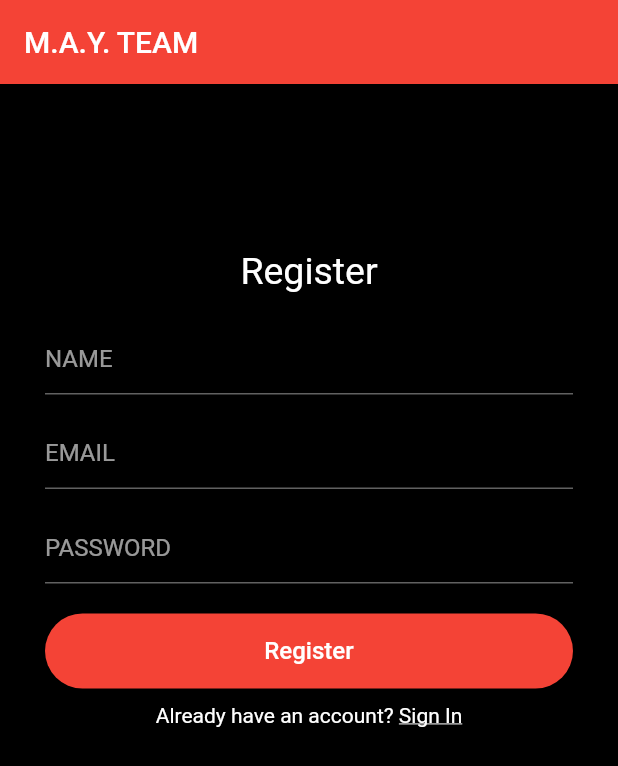
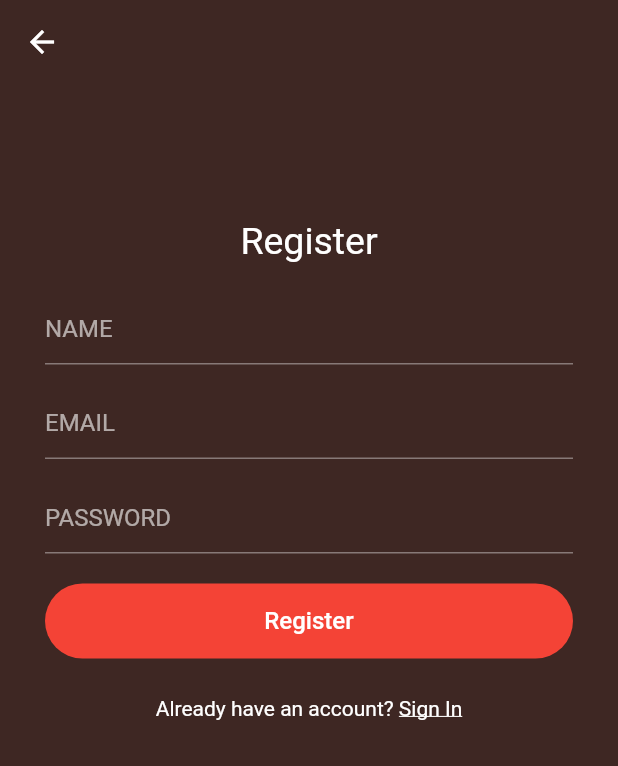
Before and after one commit to battletech45/MayTeam, a Flutter app: the RegisterPage screen opened directly, on a phone screen of 412 x 824 dp. Shown: the top 766 px of the screen. Run offline on Flutter 3.47's test engine with Material 2 defaults, Android fonts, the phone set to English and light mode, and no system bars; our stand-ins replace cloud_firestore, firebase_auth, firebase_core, shared_preferences; accounts and stored records are empty.

Commit message:
appbar changed and code refactored

```diff
--- a/lib/MAYteam/SignUpPage.dart
+++ b/lib/MAYteam/SignUpPage.dart
@@ -1,6 +1,7 @@
 import 'package:flutter/material.dart';
 import 'package:flutter/gestures.dart';
 import 'package:flutter_app/MAYteam/LoginPage.dart';
+import 'package:flutter_app/MAYteam/main.dart';
 import 'SideFunctions.dart';
 import 'Auth_functions.dart';
 import 'GameGroupPage.dart';
@@ -51,26 +52,27 @@ class _RegisterPageState extends State<RegisterPage> {
   Widget build(BuildContext context) {
     return Scaffold(
       appBar: AppBar(
-        title: Text('M.A.Y. TEAM'),
-        backgroundColor: Colors.red,
+        elevation: 0.0,
+        backgroundColor: Colors.brown[900],
+        leading: IconButton(
+          icon: Icon(Icons.arrow_back, color: Colors.white),
+          onPressed: () => Navigator.of(context).pushReplacement(MaterialPageRoute(builder: (context) => MyApp()),
+          ),
+        ),
       ),
       body: Form(
           key: _formKey,
           child: Container(
-            color: Colors.black,
+            alignment: Alignment.center,
+            color: Colors.brown[900],
             child: ListView(
-              padding: EdgeInsets.symmetric(horizontal: 30.0, vertical: 80.0),
+              padding: EdgeInsets.symmetric(horizontal: 30.0, vertical: 60.0),
               children: <Widget>[
                 Column(
-                  mainAxisAlignment: MainAxisAlignment.center,
-                  crossAxisAlignment: CrossAxisAlignment.center,
                   children: <Widget>[
                     SizedBox(height: 30.0),
-
                     Text("Register", style: TextStyle(color: Colors.white, fontSize: 25.0)),
-
                     SizedBox(height: 20.0),
-
                     TextFormField(
                       decoration: InputDecoration(
                         hintText: 'NAME'
@@ -82,9 +84,7 @@ class _RegisterPageState extends State<RegisterPage> {
                         });
                       },
                     ),
-
                     SizedBox(height: 15.0),
-
                     TextFormField(
                       decoration: InputDecoration(
                         hintText: 'EMAIL',
@@ -99,9 +99,7 @@ class _RegisterPageState extends State<RegisterPage> {
                         });
                       },
                     ),
-
                     SizedBox(height: 15.0),
-
                     TextFormField(
                       decoration: InputDecoration(
                         hintText: 'PASSWORD'
@@ -114,9 +112,7 @@ class _RegisterPageState extends State<RegisterPage> {
                         });
                       },
                     ),
-
                     SizedBox(height: 20.0),
-
                     SizedBox(
                       width: double.infinity,
                       height: 50.0,
@@ -130,9 +126,7 @@ class _RegisterPageState extends State<RegisterPage> {
                           }
                       ),
                     ),
-
-                    SizedBox(height: 10.0),
-
+                    SizedBox(height: 25.0),
                     Text.rich(
                       TextSpan(
                         text: "Already have an account? ",
@@ -148,9 +142,7 @@ class _RegisterPageState extends State<RegisterPage> {
                         ],
                       ),
                     ),
-
                     SizedBox(height: 10.0),
-
                     Text(error, style: TextStyle(color: Colors.red, fontSize: 14.0)),
                   ],
                 ),
```
